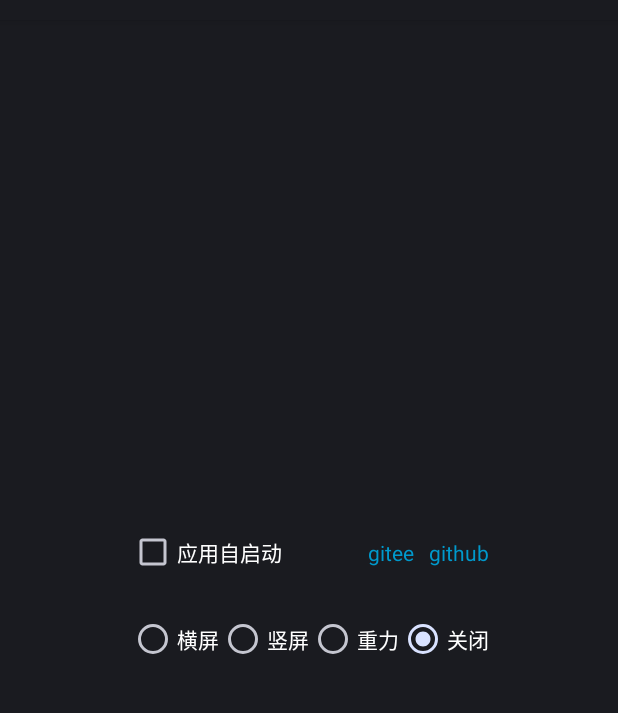
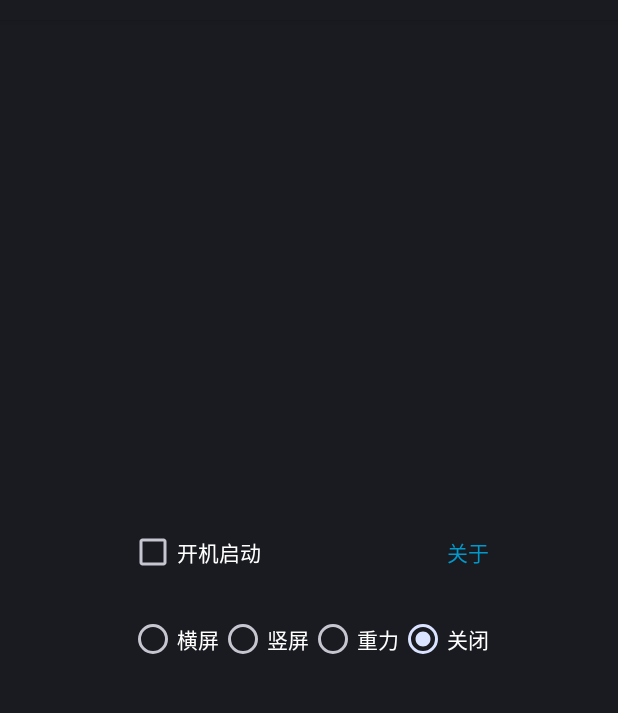
Before and after one commit to pqixing/pqixing, an Android app: the layout rotate_activity.xml on its own in the app's theme, with its tools: preview values and no code run, on a phone screen of 412 x 824 dp, the part 64-777 px from its top. Run offline under Robolectric (Android 15) with nearby library versions, the phone set to English and light mode, and no system bars.

```diff
--- a/rotate/src/main/AndroidManifest.xml
+++ b/rotate/src/main/AndroidManifest.xml
@@ -17,7 +17,7 @@
             android:configChanges="mcc|mnc|locale|touchscreen|keyboard|keyboardHidden|navigation|orientation|screenLayout|uiMode|screenSize|smallestScreenSize|layoutDirection|fontScale"
             android:exported="true"
             android:launchMode="singleTask"
-            android:theme="@android:style/Theme.Holo.Dialog.MinWidth">
+            android:theme="@android:style/Theme.Holo.Light.Dialog.NoActionBar">
             <intent-filter>
                 <action android:name="android.intent.action.MAIN" />
 
--- a/rotate/src/main/java/com/pqixing/android/rotate/RotateActivity.kt
+++ b/rotate/src/main/java/com/pqixing/android/rotate/RotateActivity.kt
@@ -33,8 +33,7 @@ class RotateActivity : Activity() {
 
         cbBoot.setOnCheckedChangeListener { _, checked -> sp.edit().putBoolean("boot", checked).apply() }
         findViewById<RadioGroup>(R.id.group).setOnCheckedChangeListener { _, checkedId -> onCheckChange(checkedId) }
-        findViewById<View>(R.id.tvGitee).setOnClickListener { startBrowse("https://gitee.com/pqixing/pqixing") }
-        findViewById<View>(R.id.tvGitHub).setOnClickListener { startBrowse("https://github.com/pqixing/pqixing") }
+        findViewById<View>(R.id.tvAbout).setOnClickListener { startBrowse("https://github.com/pqixing/pqixing") }
     }
 
     private fun findRadioId(orientation: Int): Int {
--- a/rotate/src/main/res/layout/rotate_activity.xml
+++ b/rotate/src/main/res/layout/rotate_activity.xml
@@ -13,28 +13,17 @@
         android:layout_height="wrap_content"
         android:layout_alignParentTop="true"
         android:layout_marginStart="10dp"
-        android:text="应用自启动" />
+        android:text="开机启动" />
 
     <TextView
-        android:id="@+id/tvGitHub"
+        android:id="@+id/tvAbout"
         android:layout_width="wrap_content"
         android:layout_height="wrap_content"
         android:layout_alignBaseline="@+id/cbBoot"
         android:layout_alignParentEnd="true"
         android:layout_marginEnd="10dp"
-        android:text="github"
+        android:text="关于"
         android:textColor="@android:color/holo_blue_dark" />
-
-    <TextView
-        android:id="@+id/tvGitee"
-        android:layout_width="wrap_content"
-        android:layout_height="wrap_content"
-        android:layout_alignBaseline="@+id/cbBoot"
-        android:layout_marginEnd="10dp"
-        android:layout_toStartOf="@+id/tvGitHub"
-        android:text="gitee"
-        android:textColor="@android:color/holo_blue_dark" />
-
 
     <RadioGroup
         android:id="@+id/group"
```
Also changed, not shown: 2 other files.
